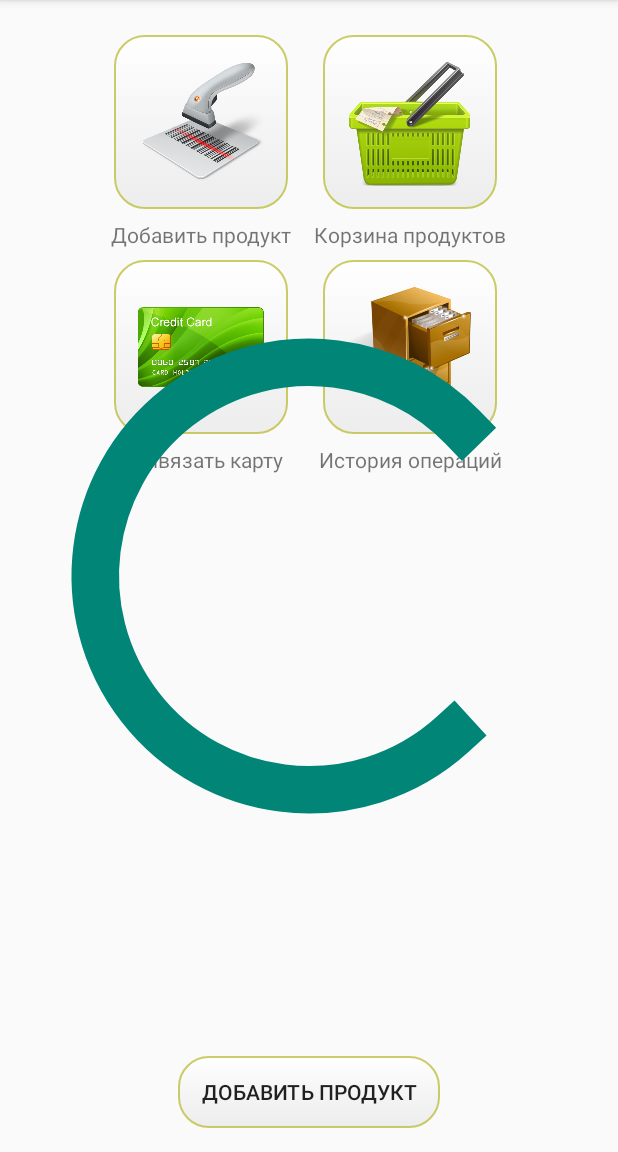
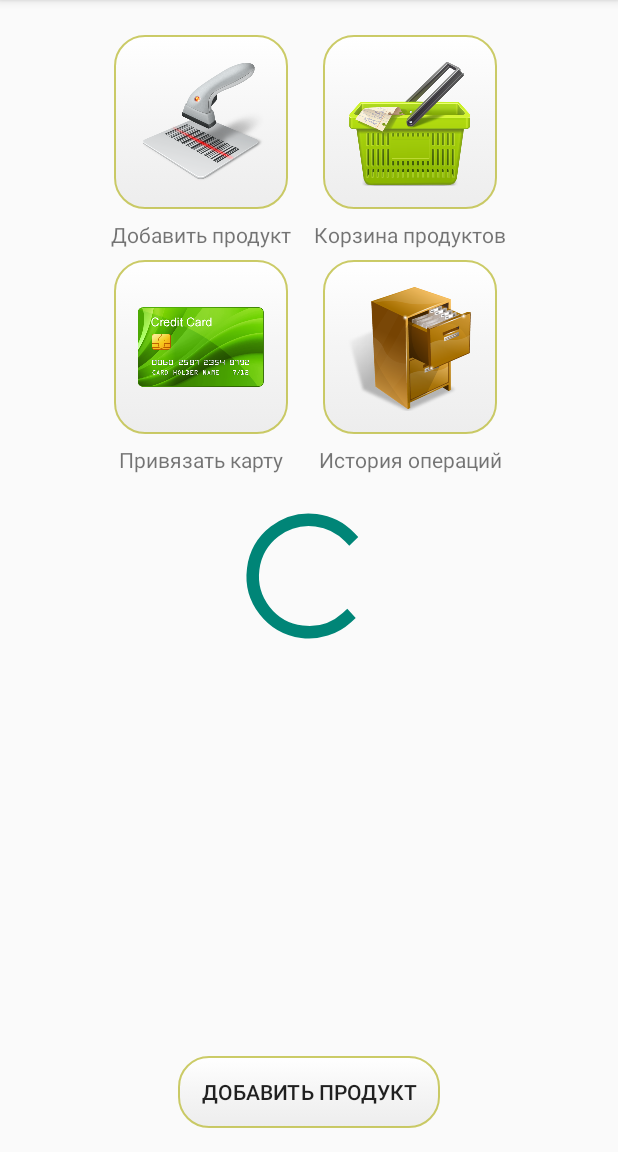
Before and after one commit to andrewmerc/HuskyPay, an Android app: the layout activity_main.xml on its own in the app's theme, with its tools: preview values and no code run, on a phone screen of 412 x 824 dp, the part 84-1236 px from its top. Run offline under Robolectric (Android 15) with nearby library versions, the phone set to English and light mode, and no system bars.

Commit message:
убрали лишнее разрешение, мелочи по дизайну

```diff
--- a/app/src/main/AndroidManifest.xml
+++ b/app/src/main/AndroidManifest.xml
@@ -3,7 +3,6 @@
     package="ru.alfabank.huskypay.app" >
 
     <uses-permission android:name="android.permission.INTERNET" />
-    <uses-permission android:name="android.permission.ACCESS_NETWORK_STATE" />
 
     <application
         android:allowBackup="true"
--- a/app/src/main/res/layout/activity_card_edit_result.xml
+++ b/app/src/main/res/layout/activity_card_edit_result.xml
@@ -20,7 +20,7 @@
     <Button
             android:layout_width="wrap_content"
             android:layout_height="wrap_content"
-            android:text="Вернуться на главный экран"
+            android:text="На главный экран"
             android:id="@+id/button"
             android:onClick="onClickReturnButton"
             style="@style/husky_button"
--- a/app/src/main/res/layout/activity_main.xml
+++ b/app/src/main/res/layout/activity_main.xml
@@ -108,8 +108,10 @@
     <ProgressBar
             android:id="@+id/spinner"
             style="?android:attr/progressBarStyle"
-            android:layout_width="match_parent"
-            android:layout_height="match_parent">
+            android:layout_width="100dp"
+            android:layout_height="100dp"
+            android:layout_centerHorizontal="true"
+            android:layout_centerVertical="true">
     </ProgressBar>
 
     <Button
```
